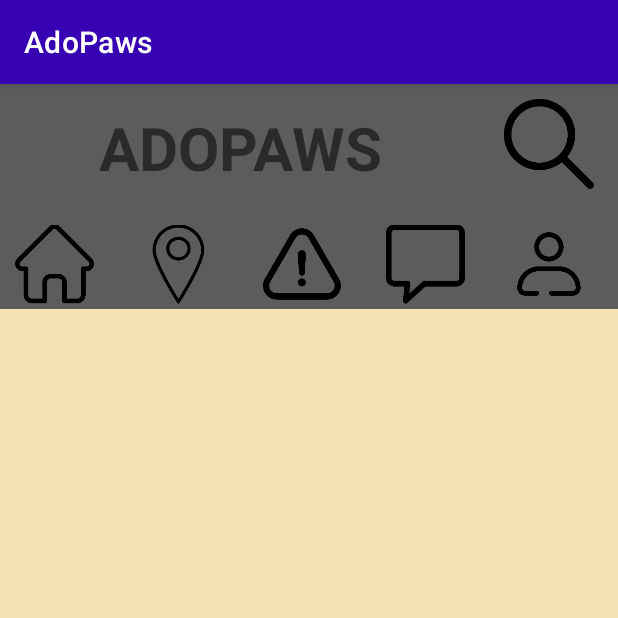
After one commit to ikedark/App-adopcion-de-mascotas, an Android app: the Home screen opened directly, with no data from a screen before it, on a phone screen of 412 x 824 dp, the top half of it. The commit adds this screen. Run offline under Robolectric (Android 15) with nearby library versions, the phone set to English and light mode, and no system bars.

Commit message:
layout home
falta el side menu bar y agregar elementos a la lista de mascotas

```diff
--- a/app/src/main/AndroidManifest.xml
+++ b/app/src/main/AndroidManifest.xml
@@ -11,6 +11,9 @@
         android:supportsRtl="true"
         android:theme="@style/Theme.AdoPaws"
         tools:targetApi="31">
+        <activity
+            android:name=".Home"
+            android:exported="false" />
         <activity
             android:name=".Register"
             android:exported="false" />
--- /dev/null
+++ b/app/src/main/java/mx/edu/potros/adopaws/Home.kt
@@ -0,0 +1,11 @@
+package mx.edu.potros.adopaws
+
+import androidx.appcompat.app.AppCompatActivity
+import android.os.Bundle
+
+class Home : AppCompatActivity() {
+    override fun onCreate(savedInstanceState: Bundle?) {
+        super.onCreate(savedInstanceState)
+        setContentView(R.layout.activity_home)
+    }
+}
--- a/app/src/main/java/mx/edu/potros/adopaws/Login.kt
+++ b/app/src/main/java/mx/edu/potros/adopaws/Login.kt
@@ -19,7 +19,7 @@ class Login : AppCompatActivity() {
         }
 
         btn_iniciarSesion.setOnClickListener {
-            val intent: Intent = Intent(this, Register::class.java)
+            val intent: Intent = Intent(this, Home::class.java)
             startActivity(intent)
         }
 
--- a/app/src/main/res/drawable/round_spinner.xml
+++ b/app/src/main/res/drawable/round_spinner.xml
@@ -2,7 +2,7 @@
 <selector xmlns:android="http://schemas.android.com/apk/res/android">
     <item>
         <shape android:shape="rectangle">
-            <solid android:color="@color/gray2"/>
+            <solid android:color="@color/white"/>
             <corners android:radius="30px"/>
         </shape>
     </item>
--- a/app/src/main/res/drawable/round_text.xml
+++ b/app/src/main/res/drawable/round_text.xml
@@ -2,7 +2,7 @@
 <selector xmlns:android="http://schemas.android.com/apk/res/android">
     <item>
         <shape android:shape="rectangle">
-            <solid android:color="#ffffff"/>
+            <solid android:color="@android:color/transparent"/>
             <corners android:radius="30px"/>
             <stroke android:width="1dp"
                 android:color="#ff000000"/>
--- /dev/null
+++ b/app/src/main/res/layout/activity_home.xml
@@ -0,0 +1,115 @@
+<?xml version="1.0" encoding="utf-8"?>
+<LinearLayout xmlns:android="http://schemas.android.com/apk/res/android"
+    xmlns:app="http://schemas.android.com/apk/res-auto"
+    xmlns:tools="http://schemas.android.com/tools"
+    android:layout_width="match_parent"
+    android:layout_height="match_parent"
+    android:orientation="vertical"
+    android:background="@color/crema"
+    tools:context=".Home">
+
+    <LinearLayout
+        android:layout_width="match_parent"
+        android:layout_height="80dp"
+        android:background="@color/gray"
+        android:orientation="horizontal">
+
+        <TextView
+            android:layout_width="320dp"
+            android:layout_height="match_parent"
+            android:text="@string/app_name"
+            android:textAlignment="center"
+            android:textSize="40sp"
+            android:textStyle="bold"
+            android:textAllCaps="true"
+            android:paddingTop="@dimen/input_margin"
+            />
+
+        <ImageButton
+            android:layout_width="wrap_content"
+            android:layout_height="wrap_content"
+            android:src="@drawable/lupa"
+            android:scaleType="fitCenter"
+            android:backgroundTint="@android:color/transparent"/>
+
+    </LinearLayout>
+
+    <ListView
+        android:layout_width="match_parent"
+        android:layout_height="wrap_content"/>
+
+    <GridLayout
+        android:layout_width="match_parent"
+        android:layout_height="wrap_content"
+        android:numColumns="5"
+        android:layout_gravity="center"
+        android:background="@color/gray">
+
+        <ImageButton
+            android:layout_width="60dp"
+            android:layout_height="60dp"
+            android:layout_marginTop="10dp"
+            android:src="@drawable/casa"
+            android:background="@drawable/round_butonlogin"
+            android:backgroundTint="@android:color/transparent"
+            android:scaleType="fitCenter"
+            android:layout_gravity="fill_horizontal"
+            android:layout_columnWeight="1"
+            android:paddingHorizontal="10dp"
+            android:layout_marginRight="10dp"
+            />
+        <ImageButton
+            android:layout_width="60dp"
+            android:layout_height="60dp"
+            android:layout_marginTop="10dp"
+            android:src="@drawable/ubicacion"
+            android:background="@drawable/round_butonlogin"
+            android:backgroundTint="@android:color/transparent"
+            android:scaleType="fitCenter"
+            android:layout_gravity="fill_horizontal"
+            android:layout_columnWeight="1"
+            android:paddingHorizontal="10dp"
+            android:layout_marginRight="10dp"
+            />
+        <ImageButton
+            android:layout_width="60dp"
+            android:layout_height="60dp"
+            android:layout_marginTop="10dp"
+            android:src="@drawable/advertencia"
+            android:background="@drawable/round_butonlogin"
+            android:backgroundTint="@android:color/transparent"
+            android:scaleType="fitCenter"
+            android:layout_gravity="fill_horizontal"
+            android:layout_columnWeight="1"
+            android:paddingHorizontal="10dp"
+            android:layout_marginRight="10dp"
+            />
+        <ImageButton
+            android:layout_width="60dp"
+            android:layout_height="60dp"
+            android:layout_marginTop="10dp"
+            android:src="@drawable/charla"
+            android:background="@drawable/round_butonlogin"
+            android:backgroundTint="@android:color/transparent"
+            android:scaleType="fitCenter"
+            android:layout_gravity="fill_horizontal"
+            android:layout_columnWeight="1"
+            android:paddingHorizontal="10dp"
+            android:layout_marginRight="10dp"
+            />
+        <ImageButton
+            android:layout_width="60dp"
+            android:layout_height="60dp"
+            android:layout_marginTop="10dp"
+            android:src="@drawable/perfil"
+            android:background="@drawable/round_butonlogin"
+            android:backgroundTint="@android:color/transparent"
+            android:scaleType="fitCenter"
+            android:layout_gravity="fill_horizontal"
+            android:layout_columnWeight="1"
+            android:paddingHorizontal="10dp"
+            android:layout_marginRight="10dp"
+            />
+    </GridLayout>
+
+</LinearLayout>
--- a/app/src/main/res/layout/activity_login.xml
+++ b/app/src/main/res/layout/activity_login.xml
@@ -25,6 +25,7 @@
         android:layout_gravity="center"
         android:layout_marginTop="60dp"
         android:paddingHorizontal="@dimen/input_margin"
+        android:textColor="@color/black"
         />
 
     <EditText
@@ -36,7 +37,8 @@
         android:inputType="textPassword"
         android:layout_gravity="center"
         android:layout_marginTop="25dp"
-        android:paddingHorizontal="@dimen/input_margin"/>
+        android:paddingHorizontal="@dimen/input_margin"
+        android:textColor="@color/black"/>
 
     <Button
         android:id="@+id/btn_login"
```
Also changed, not shown: app/src/main/res/drawable/round_imageprofile.xml (added, +8 -0 lines), app/src/main/res/layout/activity_register.xml (+9 -7 lines), app/src/main/res/layout/mascota_view.xml (added, +76 -0 lines), app/src/main/res/drawable-xhdpi/henry.jpg (added), app/src/main/res/drawable-xxxhdpi/advertencia.png (added), app/src/main/res/drawable-xxxhdpi/casa.png (added), app/src/main/res/drawable-xxxhdpi/charla.png (added), app/src/main/res/drawable-xxxhdpi/lupa.png (added), app/src/main/res/drawable-xxxhdpi/perfil.png (added), app/src/main/res/drawable-xxxhdpi/ubicacion.png (added), app/src/main/res/values/strings.xml (line endings or trailing spaces).
